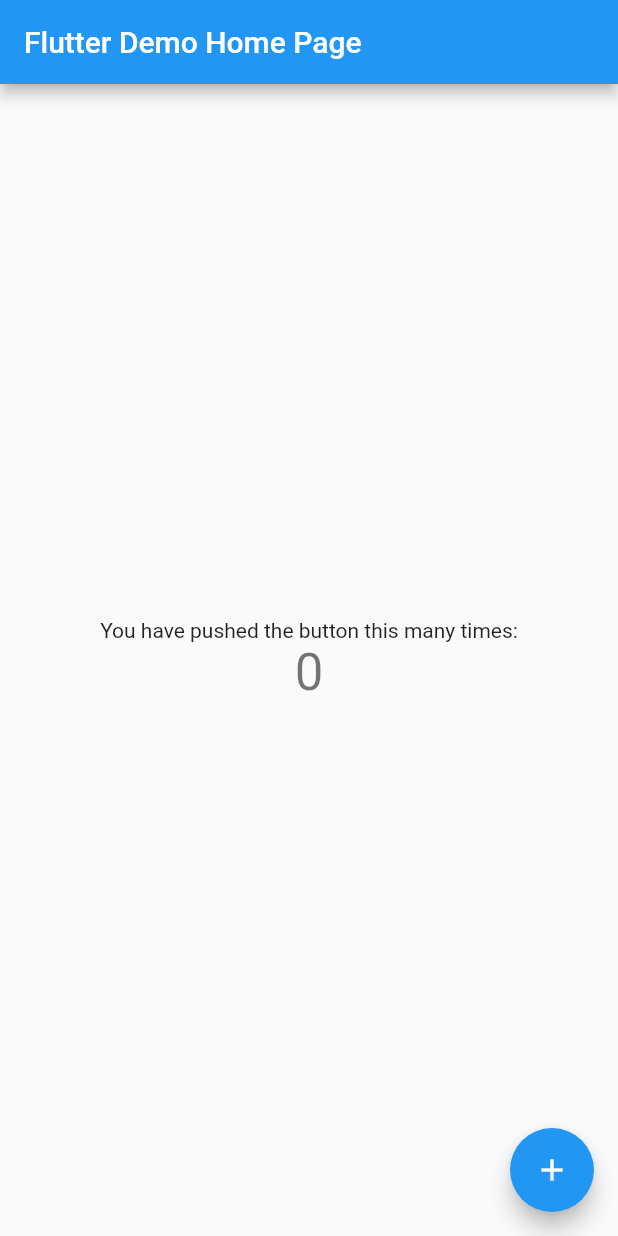
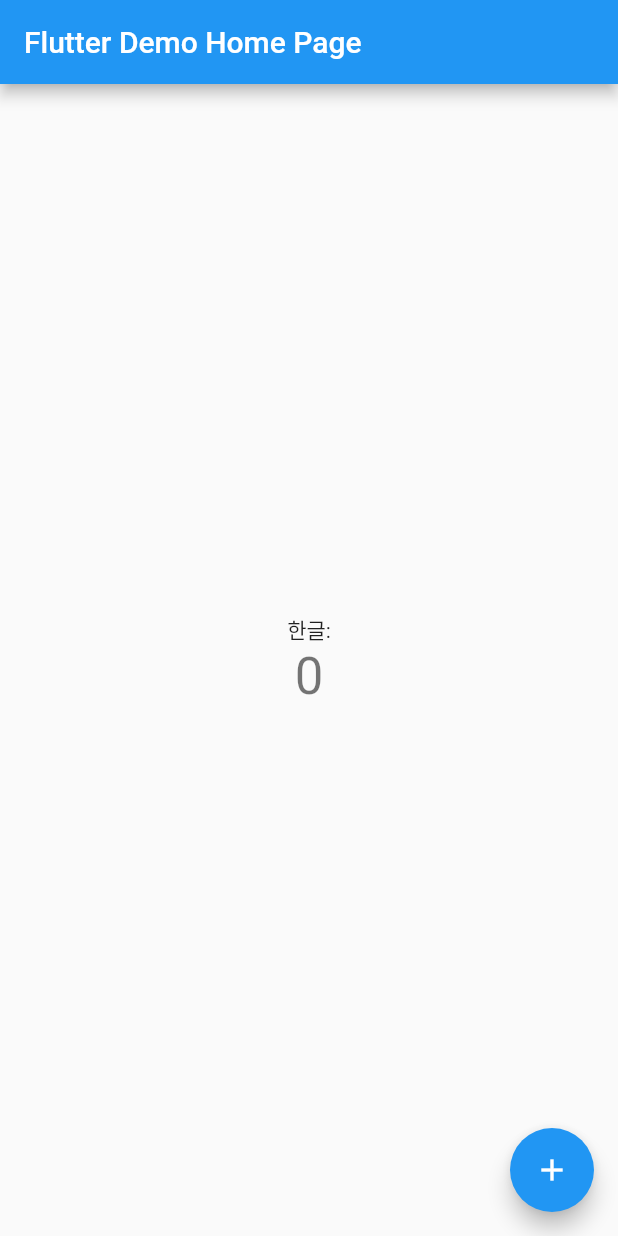
Before and after one commit to simpanda-gcu/temp, a Flutter app: the screen it shows after launch, on a phone screen of 412 x 824 dp. Run offline on Flutter 3.47's test engine with Material 2 defaults, Android fonts, the phone set to English and light mode, and no system bars.

Commit message:
업데이트

```diff
--- a/lib/main.dart
+++ b/lib/main.dart
@@ -49,7 +49,7 @@ class _MyHomePageState extends State<MyHomePage> {
           mainAxisAlignment: MainAxisAlignment.center,
           children: <Widget>[
             const Text(
-              'You have pushed the button this many times:',
+              '한글:',
             ),
             Text(
               '$_counter',
```
